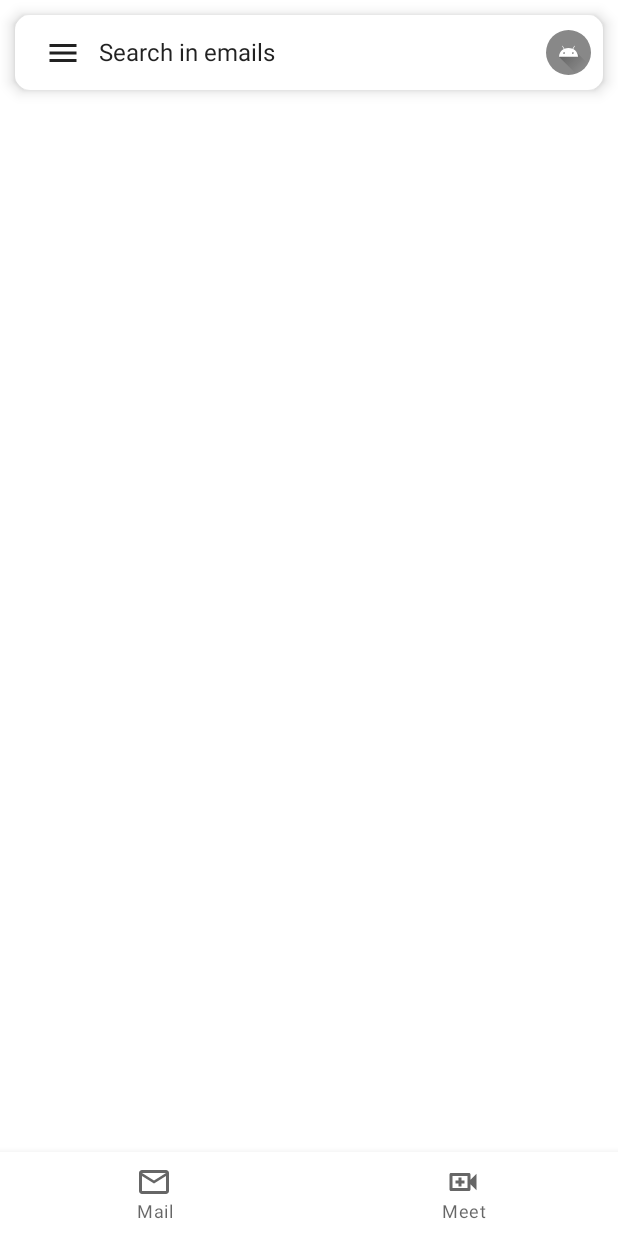
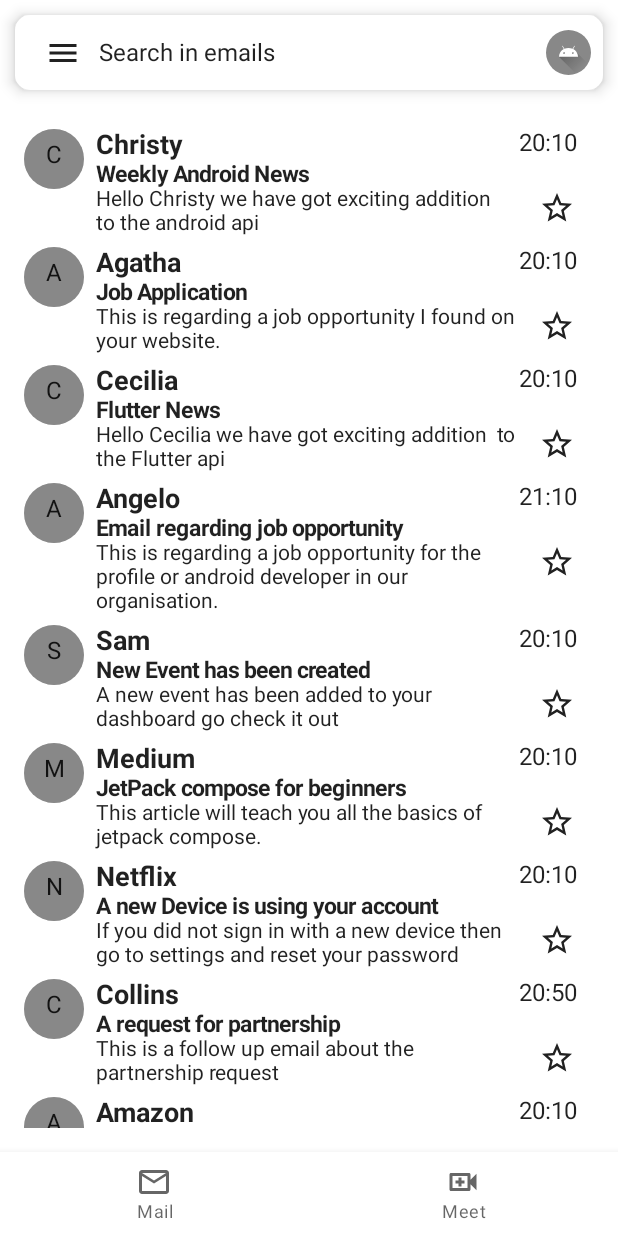
Before and after one commit to Lastlilith/GmailCloneCompose, an Android app built with Jetpack Compose: the screen it shows after launch (MainActivity), on a phone screen of 412 x 824 dp. Run offline under Robolectric (Android 15) with nearby library versions, the phone set to English and light mode, and no system bars.

Commit message:
Added a mail list by using LazyColumn

```diff
--- a/app/src/main/java/com/example/gmailclonecompose/MainActivity.kt
+++ b/app/src/main/java/com/example/gmailclonecompose/MainActivity.kt
@@ -14,6 +14,7 @@ import androidx.compose.ui.tooling.preview.Preview
 import com.example.gmailclonecompose.components.GmailDrawerMenu
 import com.example.gmailclonecompose.components.HomeAppBar
 import com.example.gmailclonecompose.components.HomeBottomMenu
+import com.example.gmailclonecompose.components.MailList
 import com.example.gmailclonecompose.ui.theme.GmailCloneComposeTheme
 
 class MainActivity : ComponentActivity() {
@@ -46,7 +47,7 @@ fun GmailApp() {
         bottomBar = {
             HomeBottomMenu()
         }) {
-
+        MailList(paddingValues = (it))
     }
 }
 
--- /dev/null
+++ b/app/src/main/java/com/example/gmailclonecompose/MockData.kt
@@ -0,0 +1,76 @@
+package com.example.gmailclonecompose
+
+import com.example.gmailclonecompose.model.MailData
+
+val mailList = listOf(
+    MailData(
+        mailId = 1,
+        userName = "Christy",
+        subject = "Weekly Android News",
+        body = "Hello Christy we have got exciting addition  to the android api",
+        timeStamp = "20:10"
+    ),
+    MailData(
+        mailId = 2,
+        userName = "Agatha",
+        subject = "Job Application",
+        body = "This is regarding a job opportunity I found on your website.",
+        timeStamp = "20:10"
+    ),
+    MailData(
+        mailId = 3,
+        userName = "Cecilia",
+        subject = "Flutter News",
+        body = "Hello Cecilia we have got exciting addition  to the Flutter api",
+        timeStamp = "20:10"
+    ),
+    MailData(
+        mailId = 4,
+        userName = "Angelo",
+        subject = "Email regarding job opportunity",
+        body = "This is regarding a job opportunity for the profile or android developer in our organisation.",
+        timeStamp = "21:10"
+    ),
+    MailData(
+        mailId = 5,
+        userName = "Sam",
+        subject = "New Event has been created",
+        body = "A new event has been added to your dashboard go check it out",
+        timeStamp = "20:10"
+    ),
+    MailData(
+        mailId = 6,
+        userName = "Medium",
+        subject = "JetPack compose for beginners",
+        body = "This article will teach you all the basics of jetpack compose.",
+        timeStamp = "20:10"
+    ),
+    MailData(
+        mailId = 7,
+        userName = "Netflix",
+        subject = "A new Device is using your account",
+        body = "If you did not sign in with a new device then go to settings and reset your password",
+        timeStamp = "20:10"
+    ),
+    MailData(
+        mailId = 8,
+        userName = "Collins",
+        subject = "A request for partnership",
+        body = "This is a follow up email about the partnership request",
+        timeStamp = "20:50"
+    ),
+    MailData(
+        mailId = 9,
+        userName = "Amazon",
+        subject = "Your account has been created",
+        body = "If you did not sign in with a new device then go to settings and reset your password",
+        timeStamp = "20:10"
+    ),
+    MailData(
+        mailId = 10,
+        userName = "Jobs",
+        subject = "New opportunity that suits you",
+        body = "We have an opening that suits your profile kindly check it out and indicate your interest",
+        timeStamp = "20:10"
+    )
+)
--- /dev/null
+++ b/app/src/main/java/com/example/gmailclonecompose/components/MailList.kt
@@ -0,0 +1,103 @@
+package com.example.gmailclonecompose.components
+
+import androidx.compose.foundation.layout.*
+import androidx.compose.foundation.lazy.LazyColumn
+import androidx.compose.foundation.lazy.items
+import androidx.compose.foundation.shape.CircleShape
+import androidx.compose.material.Card
+import androidx.compose.material.Icon
+import androidx.compose.material.IconButton
+import androidx.compose.material.Text
+import androidx.compose.material.icons.Icons
+import androidx.compose.material.icons.outlined.StarOutline
+import androidx.compose.runtime.Composable
+import androidx.compose.ui.Modifier
+import androidx.compose.ui.draw.clip
+import androidx.compose.ui.graphics.Color
+import androidx.compose.ui.text.font.FontWeight
+import androidx.compose.ui.text.style.TextAlign
+import androidx.compose.ui.tooling.preview.Preview
+import androidx.compose.ui.unit.dp
+import androidx.compose.ui.unit.sp
+import com.example.gmailclonecompose.mailList
+import com.example.gmailclonecompose.model.MailData
+
+@Composable
+fun MailList(paddingValues: PaddingValues) {
+    Box(modifier = Modifier.padding(paddingValues)) {
+        LazyColumn(
+            modifier = Modifier
+                .fillMaxSize()
+                .padding(16.dp)
+        ) {
+            items(mailList) { mailData ->
+                MailItem(mailData = mailData)
+            }
+        }
+    }
+}
+
+@Composable
+fun MailItem(mailData: MailData, modifier: Modifier = Modifier) {
+    Row(
+        modifier = modifier
+            .fillMaxWidth()
+            .padding(bottom = 8.dp)
+    ) {
+        Card(
+            modifier = modifier
+                .padding(end = 8.dp)
+                .size(40.dp)
+                .clip(CircleShape),
+            backgroundColor = Color.Gray
+        ) {
+            Text(
+                text = mailData.userName[0].toString(),
+                textAlign = TextAlign.Center,
+                modifier = modifier.padding(8.dp)
+            )
+        }
+        Column(modifier.weight(2.0f)) {
+            Text(
+                text = mailData.userName,
+                fontSize = 18.sp,
+                fontWeight = FontWeight.Bold
+            )
+            Text(
+                text = mailData.subject,
+                fontSize = 15.sp,
+                fontWeight = FontWeight.Bold
+            )
+            Text(
+                text = mailData.body,
+                fontSize = 14.sp
+            )
+        }
+        Column {
+            Text(text = mailData.timeStamp)
+            IconButton(
+                onClick = {},
+                modifier = Modifier
+                    .size(50.dp)
+                    .padding(top = 16.dp)
+            ) {
+                Icon(imageVector = Icons.Outlined.StarOutline, "")
+            }
+        }
+    }
+}
+
+
+@Preview(showBackground = true)
+@Composable
+fun MailItemPreview() {
+    MailItem(
+        mailData = MailData(
+            mailId = 4,
+            userName = "Angelo",
+            subject = "Email regarding something important",
+            body = "This is regarding an important thing",
+            timeStamp = "22:22"
+        )
+    )
+}
--- /dev/null
+++ b/app/src/main/java/com/example/gmailclonecompose/model/MailData.kt
@@ -0,0 +1,9 @@
+package com.example.gmailclonecompose.model
+
+data class MailData(
+    val mailId: Int,
+    val userName: String,
+    val subject: String,
+    val body: String,
+    val timeStamp: String = ""
+)
```
